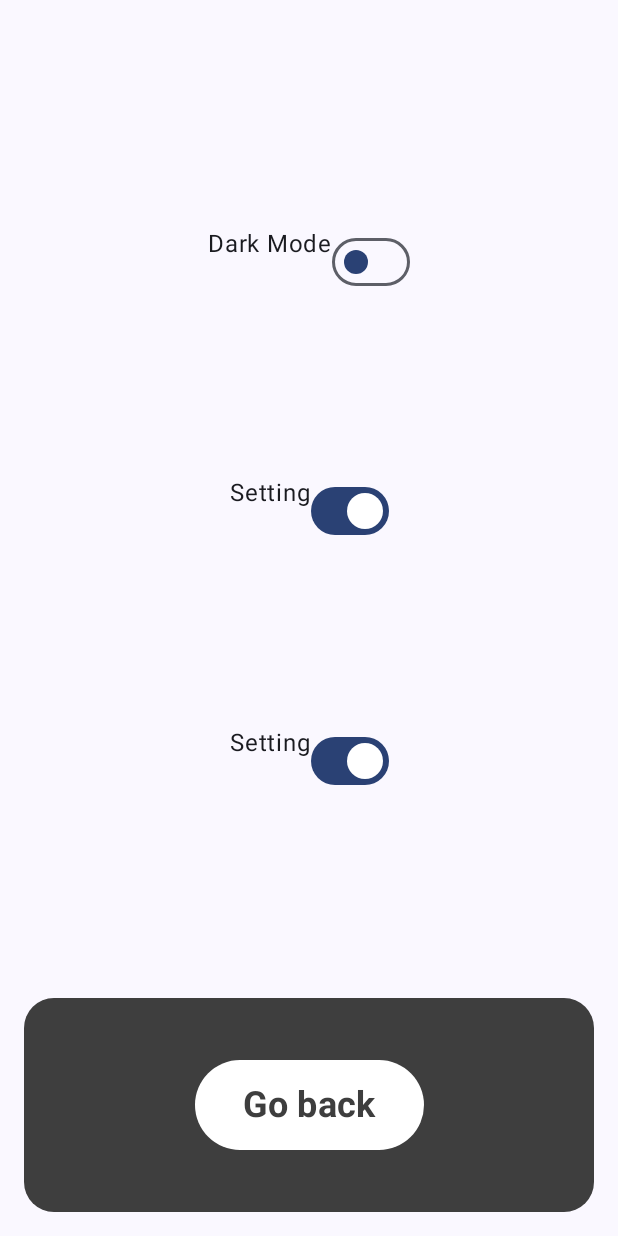
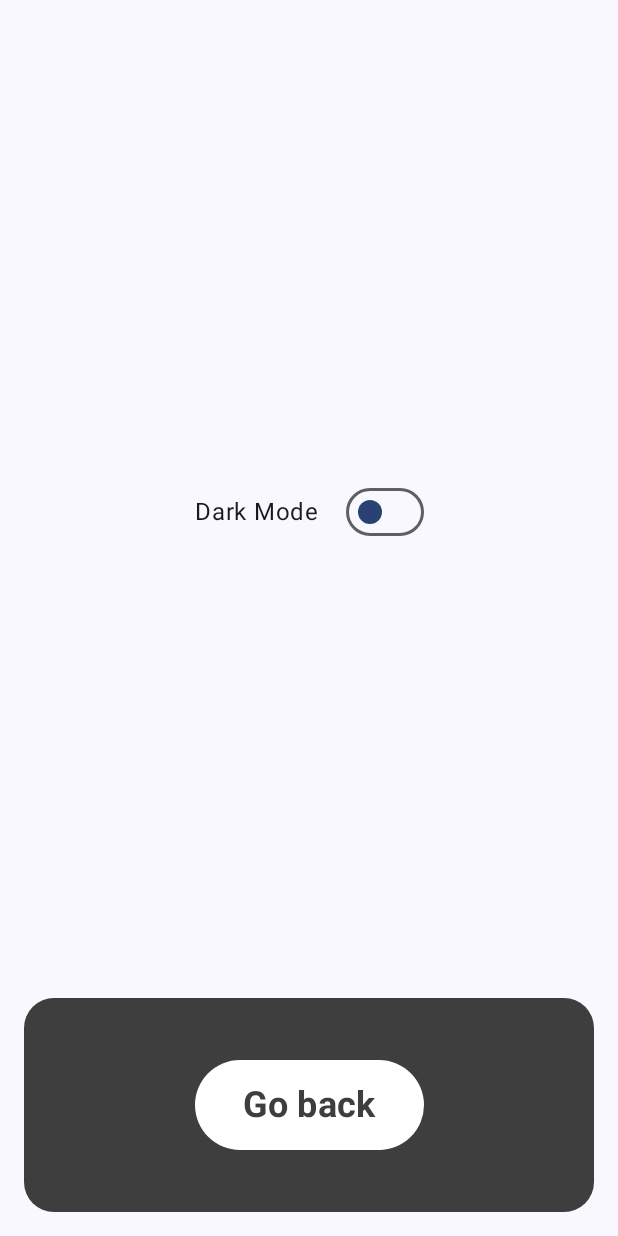
Before and after one commit to Johnricharde/Quitter, an Android app built with Jetpack Compose: the SettingsPage screen opened through its navigation route, on a phone screen of 412 x 824 dp. Run offline under Robolectric (Android 15) with nearby library versions, the phone set to English and light mode, and no system bars.

Commit message:
clean up
cleaned up some clutter from earlier/removed old comments etc

```diff
--- a/app/src/main/java/com/example/quitter/Badge.kt
+++ b/app/src/main/java/com/example/quitter/Badge.kt
@@ -3,4 +3,5 @@ package com.example.quitter
 data class Badge(
     val id: Int,
     val title: String,
-    val milestoneMillis: Long)
+    val milestoneMillis: Long
+)
--- a/app/src/main/java/com/example/quitter/SettingsPage.kt
+++ b/app/src/main/java/com/example/quitter/SettingsPage.kt
@@ -39,34 +39,23 @@ fun SettingsPage(
                 .fillMaxWidth()
                 .weight(4f)
         ) {
-            Row {
-                Text(text = stringResource(id = R.string.dark_mode_txt))
+            Row(
+                verticalAlignment = Alignment.CenterVertically,
+                horizontalArrangement = Arrangement.SpaceEvenly,
+                modifier = modifier
+                    .fillMaxSize(0.5f)
+            ) {
+                Text(
+                    text = stringResource(id = R.string.dark_mode_txt),
+                )
                 ThemeSwitcher(
                     darkTheme = themeViewModel.isDarkTheme,
                     onThemeChange = { themeViewModel.toggleTheme() }
                 )
             }
-            Row {
-                Text(text = "Setting")
-                SwitchMinimal()
-            }
-            Row {
-                Text(text = "Setting")
-                SwitchMinimal()
-            }
         }
         GoBackButton(modifier.weight(1f), navController)
     }
-}
-
-
-@Composable
-fun SwitchMinimal() {
-    Switch(
-        checked = true,
-        onCheckedChange = { /*TODO*/ },
-        modifier = Modifier
-    )
 }
 
 @Composable
--- a/app/src/main/java/com/example/quitter/buttons.kt
+++ b/app/src/main/java/com/example/quitter/buttons.kt
@@ -16,6 +16,7 @@ import androidx.compose.ui.Alignment
 import androidx.compose.ui.Modifier
 import androidx.compose.ui.platform.LocalContext
 import androidx.compose.ui.res.colorResource
+import androidx.compose.ui.res.stringResource
 import androidx.compose.ui.text.font.FontWeight
 import androidx.compose.ui.unit.dp
 import androidx.compose.ui.unit.sp
@@ -90,7 +91,9 @@ fun GoBackButton(modifier: Modifier = Modifier, navController: NavHostController
             horizontalAlignment = Alignment.CenterHorizontally,
         ) {
             // Go back button
-            FilledButton(onClick = { navController.popBackStack() }, text = "Go back")
+            FilledButton(
+                onClick = { navController.popBackStack() },
+                text = stringResource(id = R.string.go_back_btn_txt))
         }
     }
 }
```
Also changed, not shown: app/src/main/java/com/example/quitter/ui/theme/Color.kt (+7 -20 lines), app/src/main/java/com/example/quitter/ui/theme/Theme.kt (+2 -17 lines).
